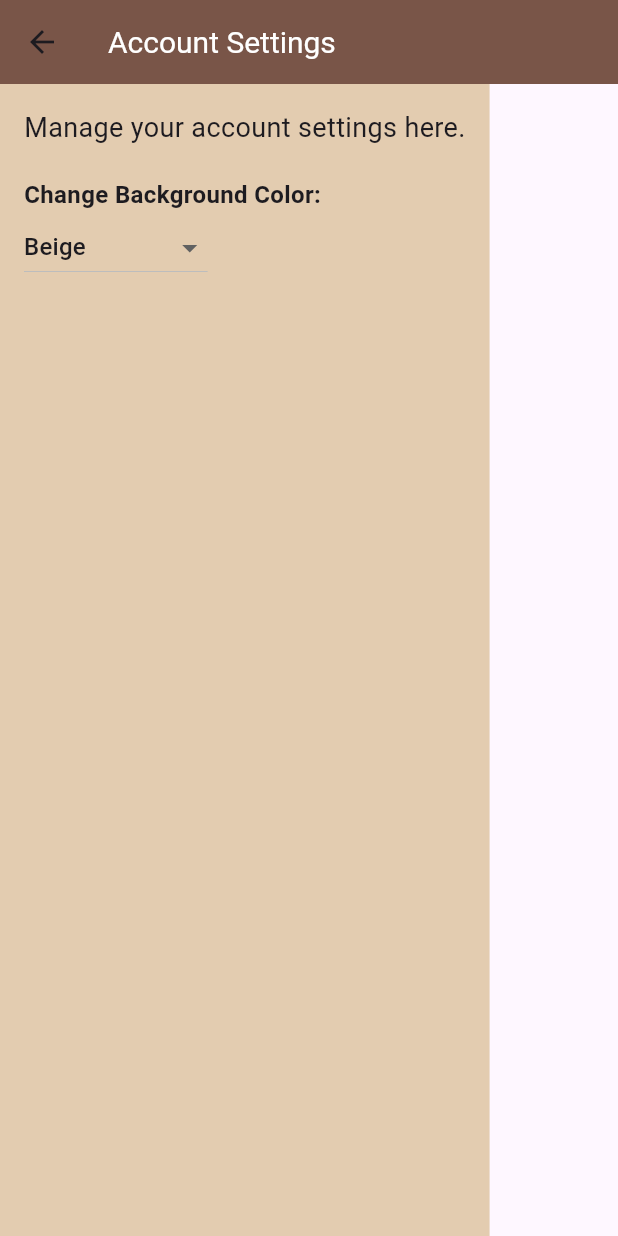
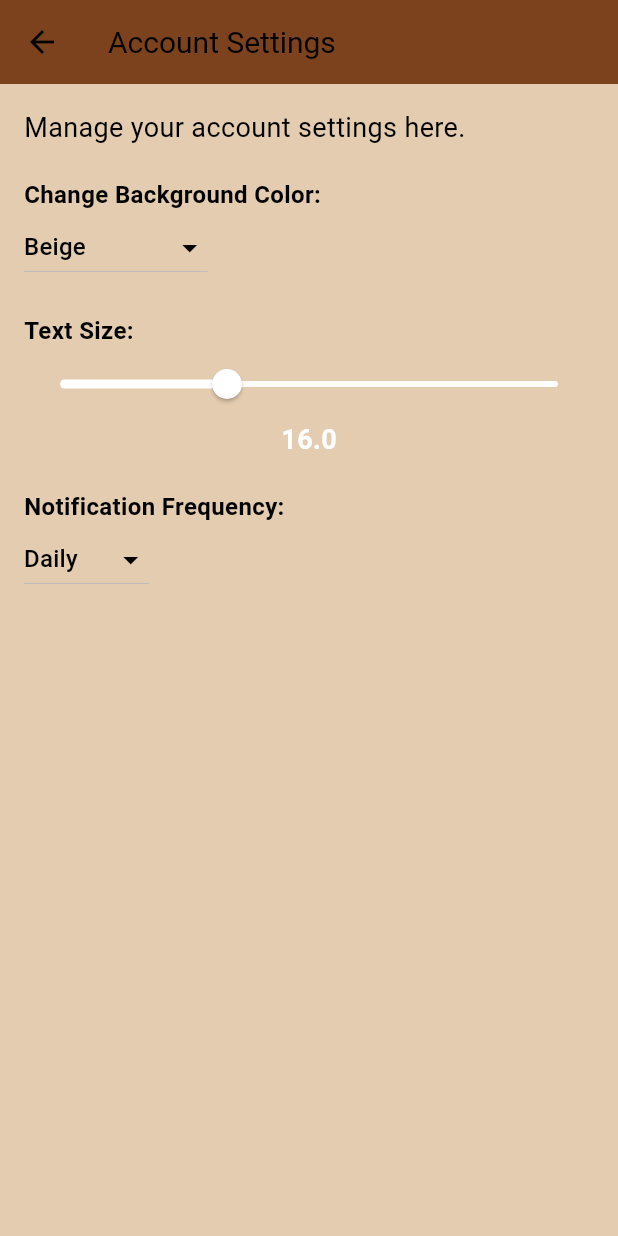
Before and after one commit to VoxMonstra/CSC-4610-Web-Warriors, a Flutter app: the AccountSettingsScreen screen opened directly, on a phone screen of 412 x 824 dp. Run offline on Flutter 3.47's test engine with Material 3 defaults, Android fonts, the phone set to English and light mode, and no system bars; our stand-ins replace flutter_secure_storage, google_fonts, shared_preferences; accounts and stored records are empty.

Commit message:
feat: account settings page extension

```diff
--- a/src/lib/screens/account_settings.dart
+++ b/src/lib/screens/account_settings.dart
@@ -8,7 +8,9 @@ class AccountSettingsScreen extends StatefulWidget {
 }
 
 class _AccountSettingsScreenState extends State<AccountSettingsScreen> {
-  Color _backgroundColor = const Color(0xFFE3CCB0); // Default background color
+  Color _backgroundColor = const Color(0xFFE3CCB0);
+  double _textSize = 16.0;
+  String _notificationFrequency = "Daily";
 
   void _changeBackgroundColor(Color color) {
     setState(() {
@@ -20,33 +22,87 @@ class _AccountSettingsScreenState extends State<AccountSettingsScreen> {
   Widget build(BuildContext context) {
     return Scaffold(
       appBar: AppBar(
-        title: const Text("Account Settings"),
-        backgroundColor: Colors.brown,
+        title: const Text("Account Settings", style: TextStyle(color: Colors.black)),
+        backgroundColor: Color(0xFF7B421D),
+        iconTheme: const IconThemeData(color: Colors.black),
       ),
       body: Container(
-        color: _backgroundColor, // Background color updates dynamically
+        color: _backgroundColor,
         padding: const EdgeInsets.all(16.0),
         child: Column(
           crossAxisAlignment: CrossAxisAlignment.start,
           children: [
             const Text(
               "Manage your account settings here.",
-              style: TextStyle(fontSize: 18),
+              style: TextStyle(fontSize: 18, color: Colors.black),
             ),
             const SizedBox(height: 20),
-            const Text("Change Background Color:", style: TextStyle(fontSize: 16, fontWeight: FontWeight.bold)),
+
+            // Background Color Setting
+            const Text("Change Background Color:",
+                style: TextStyle(fontSize: 16, fontWeight: FontWeight.bold, color: Colors.black)),
             DropdownButton<Color>(
               value: _backgroundColor,
+              dropdownColor: Colors.white,
+              iconEnabledColor: Colors.black,
               items: const [
-                DropdownMenuItem(value: Color(0xFFE3CCB0), child: Text("Beige")),
-                DropdownMenuItem(value: Colors.white, child: Text("White")),
-                DropdownMenuItem(value: Colors.grey, child: Text("Gray")),
-                DropdownMenuItem(value: Colors.lightBlue, child: Text("Light Blue")),
-                DropdownMenuItem(value: Colors.greenAccent, child: Text("Green Accent")),
+                DropdownMenuItem(value: Color(0xFFE3CCB0), child: Text("Beige", style: TextStyle(color: Colors.black))),
+                DropdownMenuItem(value: Colors.white, child: Text("White", style: TextStyle(color: Colors.black))),
+                DropdownMenuItem(value: Colors.grey, child: Text("Gray", style: TextStyle(color: Colors.black))),
+                DropdownMenuItem(value: Colors.lightBlue, child: Text("Light Blue", style: TextStyle(color: Colors.black))),
+                DropdownMenuItem(value: Colors.greenAccent, child: Text("Green Accent", style: TextStyle(color: Colors.black))),
               ],
               onChanged: (Color? newColor) {
                 if (newColor != null) {
                   _changeBackgroundColor(newColor);
+                }
+              },
+            ),
+            const SizedBox(height: 20),
+
+            // Text Size Adjustment
+            const Text("Text Size:",
+                style: TextStyle(fontSize: 16, fontWeight: FontWeight.bold, color: Colors.black)),
+            Slider(
+              value: _textSize,
+              min: 12,
+              max: 24,
+              divisions: 6,
+              label: _textSize.toString(),
+              activeColor: Colors.white,
+              inactiveColor: Colors.white,
+              onChanged: (double value) {
+                setState(() {
+                  _textSize = value;
+                });
+              },
+            ),
+            Center(
+              child: Text(
+                _textSize.toString(),
+                style: const TextStyle(fontSize: 18, fontWeight: FontWeight.bold, color: Colors.white),
+              ),
+            ),
+            const SizedBox(height: 20),
+
+            // Notification Frequency
+            const Text("Notification Frequency:",
+                style: TextStyle(fontSize: 16, fontWeight: FontWeight.bold, color: Colors.black)),
+            DropdownButton<String>(
+              value: _notificationFrequency,
+              dropdownColor: Colors.white,
+              iconEnabledColor: Colors.black,
+              items: const [
+                DropdownMenuItem(value: "Never", child: Text("Never", style: TextStyle(color: Colors.black))),
+                DropdownMenuItem(value: "Daily", child: Text("Daily", style: TextStyle(color: Colors.black))),
+                DropdownMenuItem(value: "Weekly", child: Text("Weekly", style: TextStyle(color: Colors.black))),
+                DropdownMenuItem(value: "Monthly", child: Text("Monthly", style: TextStyle(color: Colors.black))),
+              ],
+              onChanged: (String? newFrequency) {
+                if (newFrequency != null) {
+                  setState(() {
+                    _notificationFrequency = newFrequency;
+                  });
                 }
               },
             ),
```
